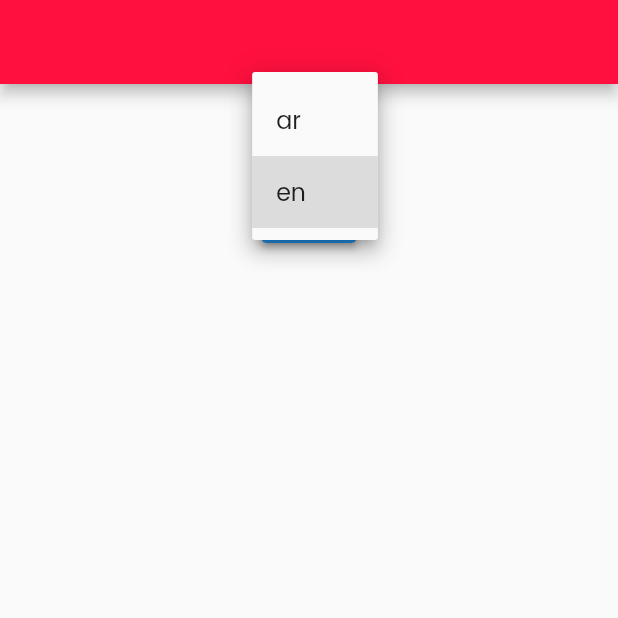
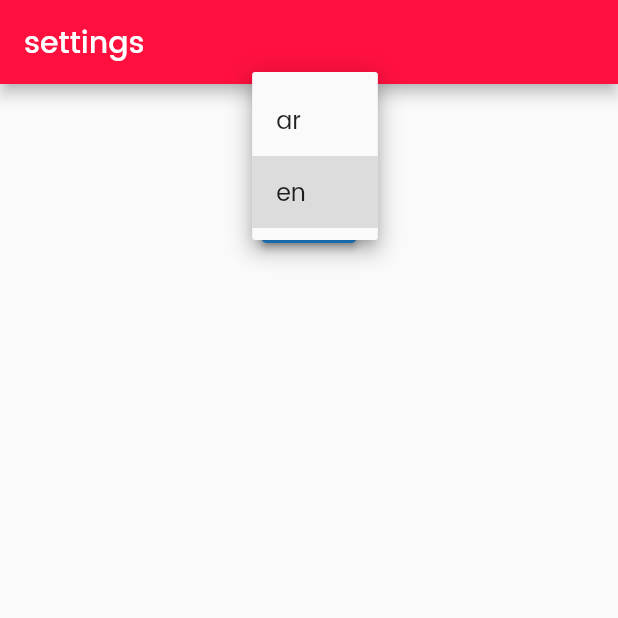
Before and after one commit to BatoulMDarwish/login_tdd, a Flutter app: the screen it shows after launch, after a tap on "en", on a phone screen of 412 x 824 dp, the top half of it. Run offline on Flutter 3.47's test engine with Material 2 defaults, Android fonts, the phone set to English and light mode, and no system bars; our stand-ins replace bloc, dartz, dio, easy_localization, equatable, flutter_bloc and 9 more.

Commit message:
"localization "

```diff
--- a/assets/lang/en.json
+++ b/assets/lang/en.json
@@ -1,9 +1,9 @@
 {
     "Sign in": "Sign in",
     "create account": "Create Account",
-    "continue as a guest": "Continue as a guestف",
+    "continue as a guest": "Continue as a guest",
     "next": " Next",
-    "don't have account": "Don't have account ?",
+    "don't have account": "Don't mm have account ?",
     "sign up": "Signup",
     "username": "User Name",
     "password": "Password",
--- a/lib/auth/presentation/pages/settings_page.dart
+++ b/lib/auth/presentation/pages/settings_page.dart
@@ -1,8 +1,11 @@
-import 'package:alpha_tdd/core/localization/app_localizations.dart';
+
+
+import 'package:easy_localization/easy_localization.dart';
 import 'package:flutter/material.dart';
 import 'package:flutter_bloc/flutter_bloc.dart';
 
 import '../../../core/localization/controller/cubit/locale_cubit.dart';
+import '../../../core/localization/controller/cubit/locale_state.dart';
 import '../../../core/utils/app_color.dart';
 
 
@@ -13,8 +16,8 @@ class SettingsPage extends StatelessWidget {
   Widget build(BuildContext context) {
     return Scaffold(
       appBar: AppBar(
-          backgroundColor: AppColor.pink,
-        title: Text("settings".tr(context)),
+        backgroundColor: AppColor.pink,
+        title: Text("settings".tr()),
       ),
       body: Column(
         children: [
@@ -37,7 +40,9 @@ class SettingsPage extends StatelessWidget {
                       }).toList(),
                       onChanged: (String? newValue) {
                         if (newValue != null) {
+                            print(newValue);
                           context.read<LocaleCubit>().changeLanguage(newValue);
+                          print("don't have account".tr());
                         }
                         Navigator.pushNamed(context, '/welcome');
                       },
@@ -45,7 +50,7 @@ class SettingsPage extends StatelessWidget {
                   },
                 )),
           ),
-          ElevatedButton(onPressed: (){Navigator.pushNamed(context, '/welcome');}, child: Text("skip".tr(context)))
+          ElevatedButton(onPressed: (){Navigator.pushNamed(context, '/welcome');}, child: Text("skip").tr())
         ],
       ),
     );
--- a/lib/auth/presentation/pages/splash_screen.dart
+++ b/lib/auth/presentation/pages/splash_screen.dart
@@ -27,6 +27,7 @@ class _SplashScreenState extends State<SplashScreen> {
   @override
   Widget build(BuildContext context) {
     return Scaffold(
+
       backgroundColor: AppColor.white,
       body: Center(
         child: Column(
--- a/lib/core/localization/app_localizations.dart
+++ /dev/null
@@ -1,58 +0,0 @@
-import 'dart:convert';
-
-import 'package:flutter/material.dart';
-import 'package:flutter/services.dart';
-
-class AppLocalizations {
-  final Locale? locale;
-  AppLocalizations({
-    this.locale,
-  });
-
-  static AppLocalizations? of(BuildContext context) {
-    return Localizations.of<AppLocalizations>(context, AppLocalizations);
-  }
-
-  static const LocalizationsDelegate<AppLocalizations> delegate =
-      _AppLocalizationsDelegate();
-
-  late Map<String, String> _localizedStrings;
-
-  Future loadJsonLanguage() async {
-    String jsonString =
-        await rootBundle.loadString("assets/lang/${locale!.languageCode}.json");
-
-    Map<String, dynamic> jsonMap = json.decode(jsonString);
-    _localizedStrings = jsonMap.map((key, value) {
-      return MapEntry(key, value.toString());
-    });
-  }
-
-  String translate(String key) => _localizedStrings[key] ?? "";
-}
-
-class _AppLocalizationsDelegate
-    extends LocalizationsDelegate<AppLocalizations> {
-  const _AppLocalizationsDelegate();
-  @override
-  bool isSupported(Locale locale) {
-    return ['en', 'ar'].contains(locale.languageCode);
-  }
-
-  @override
-  Future<AppLocalizations> load(Locale locale) async {
-    AppLocalizations localizations = AppLocalizations(locale: locale);
-    await localizations.loadJsonLanguage();
-    return localizations;
-  }
-
-  @override
-  bool shouldReload(covariant LocalizationsDelegate<AppLocalizations> old) =>
-      false;
-}
-
-extension TranslateX on String {
-  String tr(BuildContext context) {
-    return AppLocalizations.of(context)!.translate(this);
-  }
-}
--- a/lib/core/localization/controller/cubit/locale_state.dart
+++ b/lib/core/localization/controller/cubit/locale_state.dart
@@ -1,5 +1,5 @@
-part of 'locale_cubit.dart';
 
+import 'package:flutter/material.dart';
 class ChangeLocaleState {
   final Locale locale;
   ChangeLocaleState({
--- a/lib/main.dart
+++ b/lib/main.dart
@@ -1,4 +1,5 @@
 import 'package:alpha_tdd/auth/presentation/pages/settings_page.dart';
+import 'package:easy_localization/easy_localization.dart';
 import 'package:flutter/material.dart';
 import 'package:flutter_localizations/flutter_localizations.dart';
 import 'package:flutter_screenutil/flutter_screenutil.dart';
@@ -9,8 +10,8 @@ import 'auth/presentation/pages/home.dart';
 import 'auth/presentation/pages/sign_in_screen.dart';
 import 'auth/presentation/pages/splash_screen.dart';
 import 'auth/presentation/pages/welcom_screen.dart';
-import 'core/localization/app_localizations.dart';
 import 'core/localization/controller/cubit/locale_cubit.dart';
+import 'core/localization/controller/cubit/locale_state.dart';
 import 'core/network/post.dart';
 import'core/services/services_locator.dart';
 
@@ -18,8 +19,15 @@ void main() async {
   WidgetsFlutterBinding.ensureInitialized();
   DioHelper.init();
   ServicesLocator().init();
-  runApp(const MyApp());
-}
+  await EasyLocalization.ensureInitialized();
+  runApp(
+    EasyLocalization(
+      supportedLocales: const [Locale('en'), Locale('ar')],
+      path: 'assets/lang',
+      fallbackLocale: Locale('en'),
+      child: MyApp(),
+    ),
+  );}
 
 class MyApp extends StatelessWidget {
   const MyApp({super.key});
@@ -47,25 +55,11 @@ class MyApp extends StatelessWidget {
             BlocBuilder<LocaleCubit, ChangeLocaleState>(
               builder: (context, state) {
                 return MaterialApp(
-                    locale: state.locale,
-                    supportedLocales: const [Locale('en'), Locale('ar')],
-                    localizationsDelegates: const [
-                      AppLocalizations.delegate,
-                      GlobalMaterialLocalizations.delegate,
-                      GlobalWidgetsLocalizations.delegate,
-                      GlobalCupertinoLocalizations.delegate
-                    ],
-                    localeResolutionCallback: (deviceLocale, supportedLocales) {
-                      for (var locale in supportedLocales) {
-                        if (deviceLocale != null &&
-                            deviceLocale.languageCode == locale.languageCode) {
-                          return deviceLocale;
-                        }
-                      }
+                  locale: state.locale,
+                    supportedLocales: context.supportedLocales,
+                    localizationsDelegates: context.localizationDelegates,
+                    debugShowCheckedModeBanner: false,
 
-                      return supportedLocales.first;
-                    },
-                    debugShowCheckedModeBanner: false,
                     theme: ThemeData(
                         fontFamily: 'Poppins'
                     ),
--- a/pubspec.yaml
+++ b/pubspec.yaml
@@ -36,6 +36,7 @@ dependencies:
   freezed_annotation: ^2.2.0
   go_router: ^8.2.0
   shared_preferences: ^2.2.0
+  easy_localization: ^3.0.2
 
 #  fluttertoast: ^8.2.2
 
```
Also changed, not shown: lib/auth/presentation/pages/sign_in_screen.dart (+8 -8 lines), lib/auth/presentation/pages/welcom_screen.dart (+4 -4 lines), lib/core/localization/controller/cubit/locale_cubit.dart (+5 -3 lines), lib/core/localization/language_cach_helper.dart (line endings or trailing spaces), pubspec.lock.
